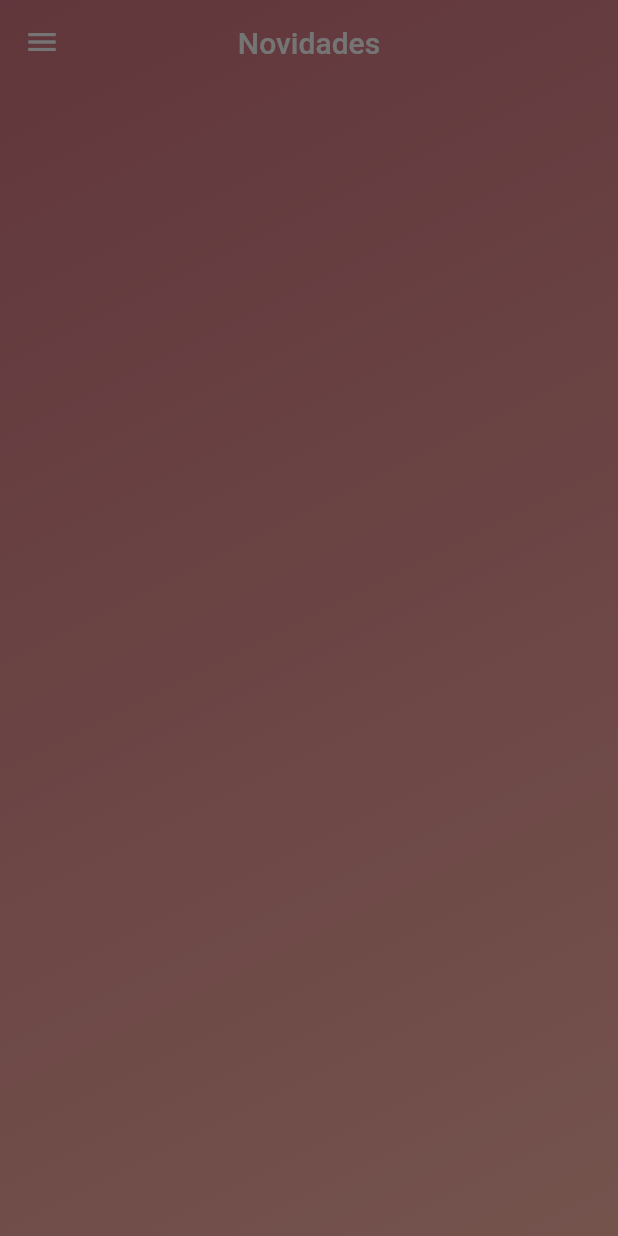
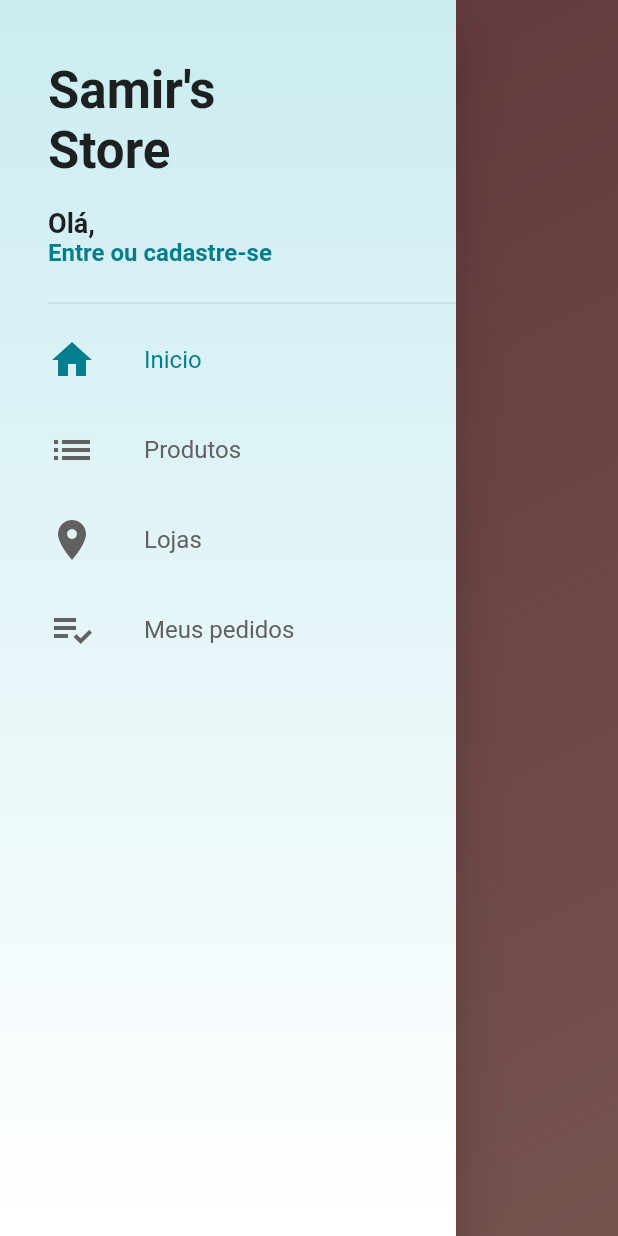
Before and after one commit to samirRibeiro77/samir_store, a Flutter app: the screen it shows after launch, with the side drawer open, on a phone screen of 412 x 824 dp. Run offline on Flutter 3.47's test engine with Material 2 defaults, Android fonts, the phone set to English and light mode, and no system bars; our stand-ins replace cloud_firestore, transparent_image; accounts and stored records are empty.

Commit message:
Navigation drawer.

```diff
--- a/lib/ui/home_screen.dart
+++ b/lib/ui/home_screen.dart
@@ -12,9 +12,12 @@ class HomeScreen extends StatelessWidget {
       controller: _pageController,
       children: <Widget>[
         Scaffold(
-          drawer: CustomDrawer(),
+          drawer: CustomDrawer(_pageController),
           body: HomeTab(),
-        )
+        ),
+        Container(color: Colors.green,),
+        Container(color: Colors.blue,),
+        Container(color: Colors.yellow,),
       ],
     );
   }
--- a/lib/ui/widget/custom_drawer.dart
+++ b/lib/ui/widget/custom_drawer.dart
@@ -1,8 +1,78 @@
 import 'package:flutter/material.dart';
+import 'package:samir_store/ui/widget/tile/drawer_tile.dart';
 
 class CustomDrawer extends StatelessWidget {
+  final PageController _pageControler;
+
+  CustomDrawer(this._pageControler);
+
   @override
   Widget build(BuildContext context) {
-    return Container();
+    Widget _buildDrawerBack() => Container(
+          decoration: BoxDecoration(
+              gradient: LinearGradient(
+                  colors: [Color.fromARGB(255, 203, 236, 241), Colors.white],
+                  begin: Alignment.topCenter,
+                  end: Alignment.bottomCenter)),
+        );
+
+    return Drawer(
+      child: Stack(
+        children: <Widget>[
+          _buildDrawerBack(),
+          ListView(
+            padding: EdgeInsets.only(left: 32.0, top: 16.0),
+            children: <Widget>[
+              Container(
+                margin: EdgeInsets.only(bottom: 8.0),
+                padding: EdgeInsets.fromLTRB(0.0, 16.0, 16.0, 8.0),
+                height: 170.0,
+                child: Stack(
+                  children: <Widget>[
+                    Positioned(
+                      top: 8.0,
+                      left: 0.0,
+                      child: Text(
+                        "Samir's\nStore",
+                        style: TextStyle(
+                            fontSize: 34.0, fontWeight: FontWeight.bold),
+                      ),
+                    ),
+                    Positioned(
+                      left: 0.0,
+                      bottom: 0.0,
+                      child: Column(
+                        crossAxisAlignment: CrossAxisAlignment.start,
+                        children: <Widget>[
+                          Text(
+                            "Olá, ",
+                            style: TextStyle(
+                                fontSize: 18.0, fontWeight: FontWeight.bold),
+                          ),
+                          GestureDetector(
+                            onTap: (){},
+                            child: Text(
+                              "Entre ou cadastre-se",
+                              style: TextStyle(
+                                  color: Theme.of(context).primaryColor,
+                                  fontSize: 16.0, fontWeight: FontWeight.bold),
+                            ),
+                          )
+                        ],
+                      ),
+                    )
+                  ],
+                ),
+              ),
+              Divider(),
+              DrawerTile(Icons.home, "Inicio", _pageControler, 0),
+              DrawerTile(Icons.list, "Produtos", _pageControler, 1),
+              DrawerTile(Icons.location_on, "Lojas", _pageControler, 2),
+              DrawerTile(Icons.playlist_add_check, "Meus pedidos", _pageControler, 3),
+            ],
+          )
+        ],
+      ),
+    );
   }
 }
--- /dev/null
+++ b/lib/ui/widget/tile/drawer_tile.dart
@@ -0,0 +1,48 @@
+import 'package:flutter/material.dart';
+
+class DrawerTile extends StatelessWidget {
+
+  final IconData _icon;
+  final String _menuText;
+  final PageController _pageController;
+  final int _page;
+
+  DrawerTile(this._icon, this._menuText, this._pageController, this._page);
+
+  @override
+  Widget build(BuildContext context) {
+    return Material(
+      color: Colors.transparent,
+      child: InkWell(
+        onTap: (){
+          Navigator.pop(context);
+          _pageController.jumpToPage(_page);
+        },
+        child: Container(
+          height: 60.0,
+          child: Row(
+            children: <Widget>[
+              Icon(
+                _icon,
+                size: 32.0,
+                color: _pageController.page.round() == _page
+                    ? Theme.of(context).primaryColor
+                    : Colors.grey[700]
+              ),
+              SizedBox(width: 32.0),
+              Text(
+                _menuText,
+                style: TextStyle(
+                  fontSize: 16.0,
+                  color: _pageController.page.round() == _page
+                      ? Theme.of(context).primaryColor
+                      : Colors.grey[700]
+                ),
+              )
+            ],
+          ),
+        ),
+      ),
+    );
+  }
+}
```
